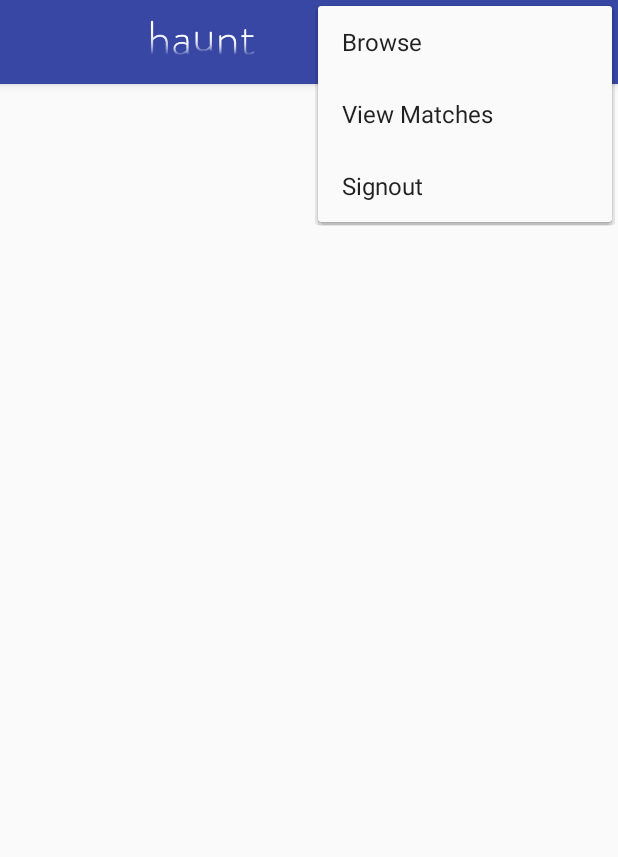
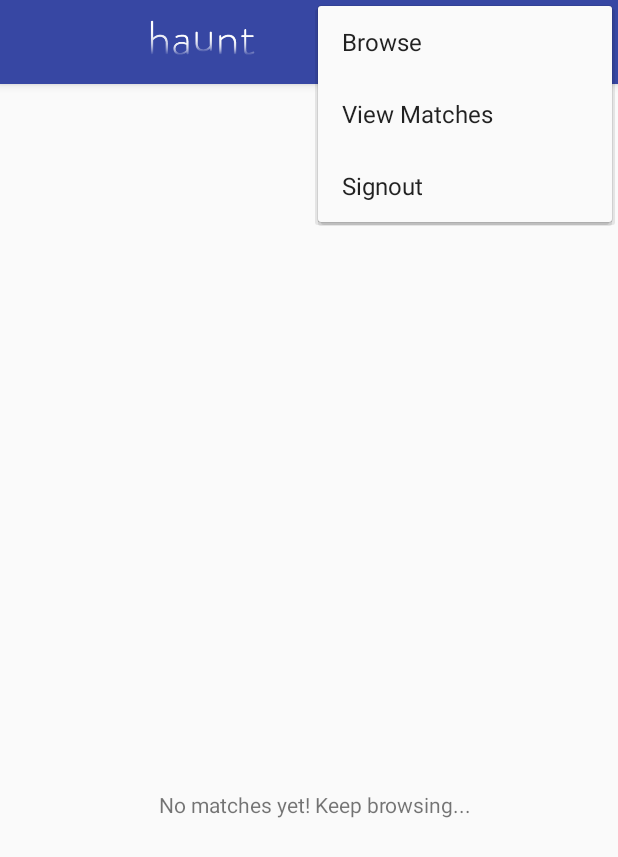
Before and after one commit to amyesh/Haunt, an Android app: the ViewMatchesActivity screen opened directly, with no data from a screen before it, with the options menu open, on a phone screen of 412 x 824 dp. Shown: the top 857 px of the screen. Run offline under Robolectric (Android 15) with nearby library versions, the phone set to English and light mode, and no system bars; our stand-ins replace Firebase (no records; nobody signed in at launch, a user with empty details on screens opened directly).

Commit message:
added views for matches recyclerview

```diff
--- a/app/src/main/res/layout/activity_browse_profiles.xml
+++ b/app/src/main/res/layout/activity_browse_profiles.xml
@@ -11,7 +11,7 @@
         android:layout_width="412dp"
         android:layout_height="732dp"
         android:layout_marginStart="8dp"
-        android:layout_marginTop="8dp"
+        android:layout_marginTop="200dp"
         android:layout_marginEnd="8dp"
         android:layout_marginBottom="8dp"
         app:layout_constraintBottom_toBottomOf="parent"
--- a/app/src/main/res/layout/activity_view_matches.xml
+++ b/app/src/main/res/layout/activity_view_matches.xml
@@ -6,4 +6,27 @@
     android:layout_height="match_parent"
     tools:context=".ViewMatchesActivity">
 
+    <androidx.recyclerview.widget.RecyclerView
+        android:id="@+id/matchRecyclerView"
+        android:layout_width="413dp"
+        android:layout_height="733dp"
+        android:layout_marginStart="8dp"
+        android:layout_marginTop="200dp"
+        android:layout_marginEnd="8dp"
+        android:layout_marginBottom="8dp"
+        app:layout_constraintBottom_toBottomOf="parent"
+        app:layout_constraintEnd_toEndOf="parent"
+        app:layout_constraintStart_toStartOf="parent"
+        app:layout_constraintTop_toTopOf="parent" />
+
+    <TextView
+        android:id="@+id/browse_no_users"
+        android:layout_width="wrap_content"
+        android:layout_height="wrap_content"
+        android:layout_marginStart="8dp"
+        android:text="@string/no_matches"
+        app:layout_constraintBottom_toBottomOf="@+id/matchRecyclerView"
+        app:layout_constraintEnd_toEndOf="@+id/matchRecyclerView"
+        app:layout_constraintStart_toStartOf="@+id/matchRecyclerView"
+        app:layout_constraintTop_toTopOf="@+id/matchRecyclerView" />
 </androidx.constraintlayout.widget.ConstraintLayout>
--- a/app/src/main/res/values/strings.xml
+++ b/app/src/main/res/values/strings.xml
@@ -24,4 +24,6 @@
     <string name="dislike_user_button_desc">dislike user button</string>
     <string name="like_user_button_desc">like user button</string>
     <string name="name_user_profile">Name</string>
+    <string name="no_matches">No matches yet! Keep browsing...</string>
+    <string name="match_name">Name</string>
 </resources>
```
Also changed, not shown: app/src/main/java/com/amy/haunt/ui/MatchesRecyclerAdapter.java (added, +44 -0 lines), app/src/main/java/com/amy/haunt/ui/UserRecyclerAdapter.java (+35 -6 lines), app/src/main/res/layout/match_row.xml (added, +48 -0 lines).
